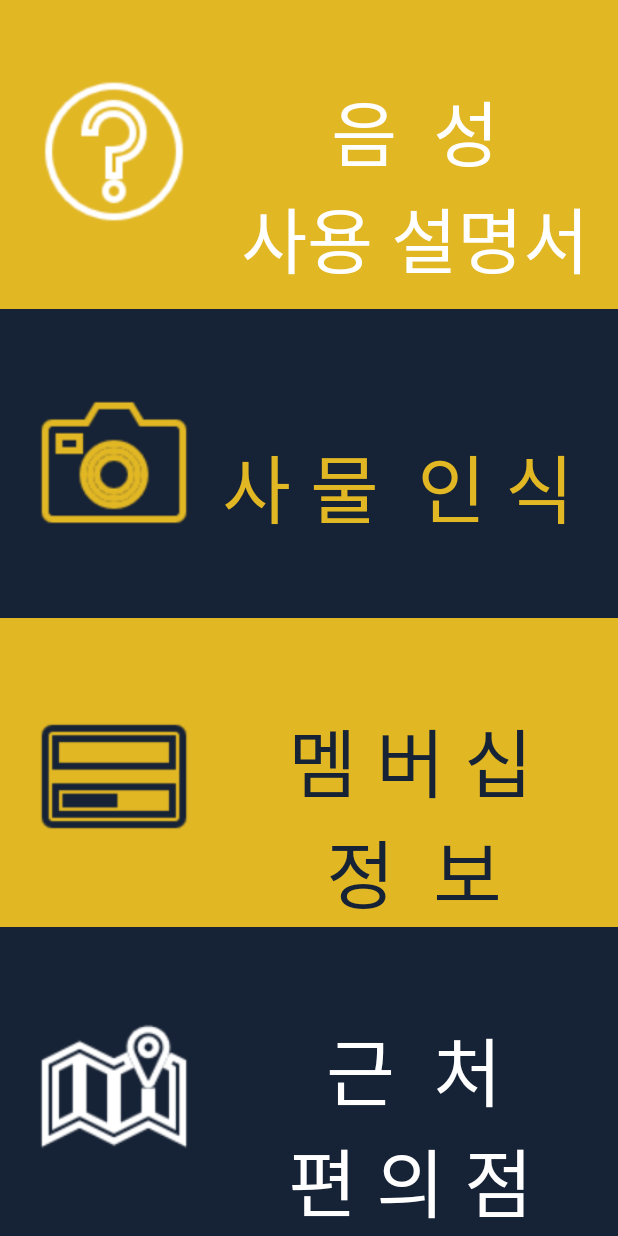
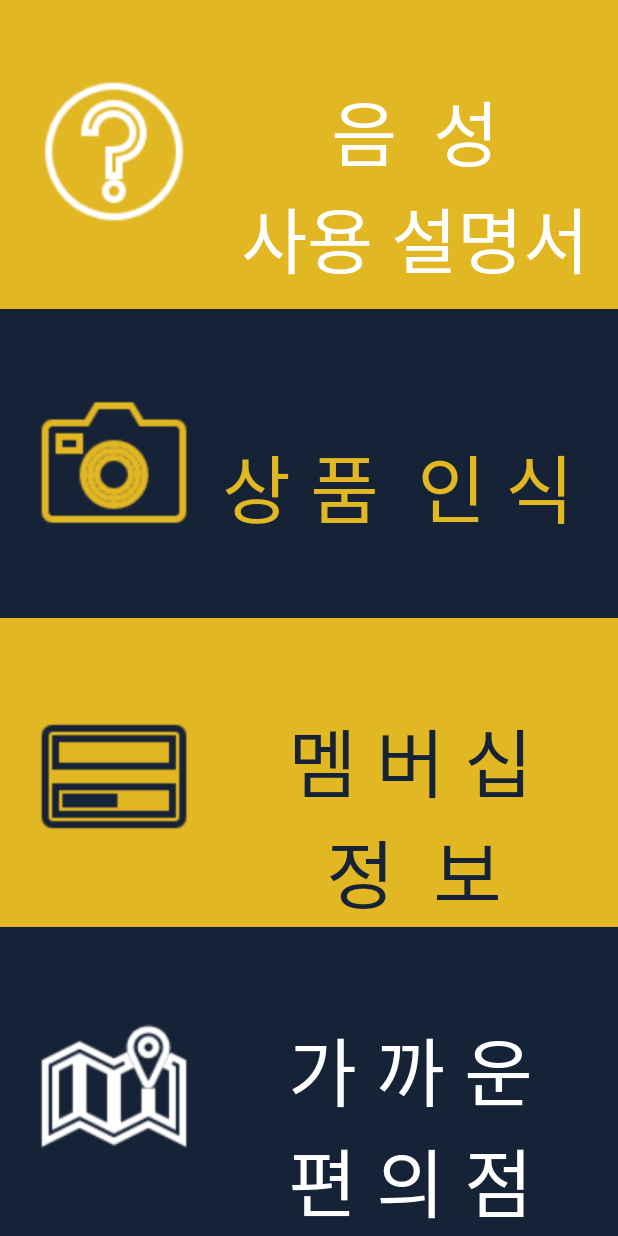
Before and after one commit to Soyeon1064/Project, an Android app: the screen it shows after launch (MainActivity), on a phone screen of 412 x 824 dp. Run offline under Robolectric (Android 15) with nearby library versions, the phone set to English and light mode, and no system bars.

Commit message:
UI메뉴수정> '사물 인식'->'상품 인식' |  '근처 편의점'->'가까운 편의점'

```diff
--- a/app/src/main/AndroidManifest.xml
+++ b/app/src/main/AndroidManifest.xml
@@ -16,10 +16,11 @@
         android:supportsRtl="true"
         android:theme="@style/AppTheme">
         <activity android:name=".MapActivity"></activity>
+
         <!-- 네이버 지도 -->
         <meta-data
             android:name="com.naver.maps.map.CLIENT_ID"
-            android:value="본인의 API 키를 여기에 입력해주시면 됨!_김소연 올림" />
+            android:value="0vc8pp8mux" />
 
         <activity android:name=".MembershipActivity" />
         <activity
--- a/app/src/main/res/layout/activity_main.xml
+++ b/app/src/main/res/layout/activity_main.xml
@@ -4,7 +4,7 @@
     xmlns:tools="http://schemas.android.com/tools"
     android:layout_width="match_parent"
     android:layout_height="match_parent"
-    tools:context=".Main2Activity"
+    tools:context=".MainActivity"
     android:orientation="vertical">
 
     <FrameLayout
@@ -88,7 +88,7 @@
                 android:layout_marginStart="168dp"
                 android:layout_marginEnd="60dp"
                 android:fontFamily="@font/font1"
-                android:text="사 물  인 식"
+                android:text="상 품  인 식"
                 android:textColor="@color/yellow"
                 android:textSize="50dp"
                 app:layout_constraintBottom_toBottomOf="parent"
@@ -184,7 +184,7 @@
                 android:layout_height="wrap_content"
                 android:layout_marginStart="192dp"
                 android:fontFamily="@font/font1"
-                android:text="  근  처 \n편 의 점"
+                android:text="가 까 운\n편 의 점"
                 android:textColor="#ffffff"
                 android:textSize="50dp"
                 app:layout_constraintBottom_toBottomOf="parent"
--- a/app/src/main/res/layout/activity_splash.xml
+++ b/app/src/main/res/layout/activity_splash.xml
@@ -28,7 +28,7 @@
         android:src="@drawable/curtain"
         app:layout_constraintBottom_toBottomOf="parent"
         app:layout_constraintEnd_toEndOf="parent"
-        app:layout_constraintHorizontal_bias="1.0"
+        app:layout_constraintHorizontal_bias="0.777"
         app:layout_constraintStart_toStartOf="parent" />
 
     <ImageView
@@ -61,7 +61,7 @@
         android:id="@+id/textView2"
         android:layout_width="404dp"
         android:layout_height="55dp"
-        android:layout_marginTop="696dp"
+        android:layout_marginTop="692dp"
         android:fontFamily="@font/font2"
         android:text="Copyright 2020. 미니 냉장고 All rights reserved."
         android:textColor="@color/yellow"
```
